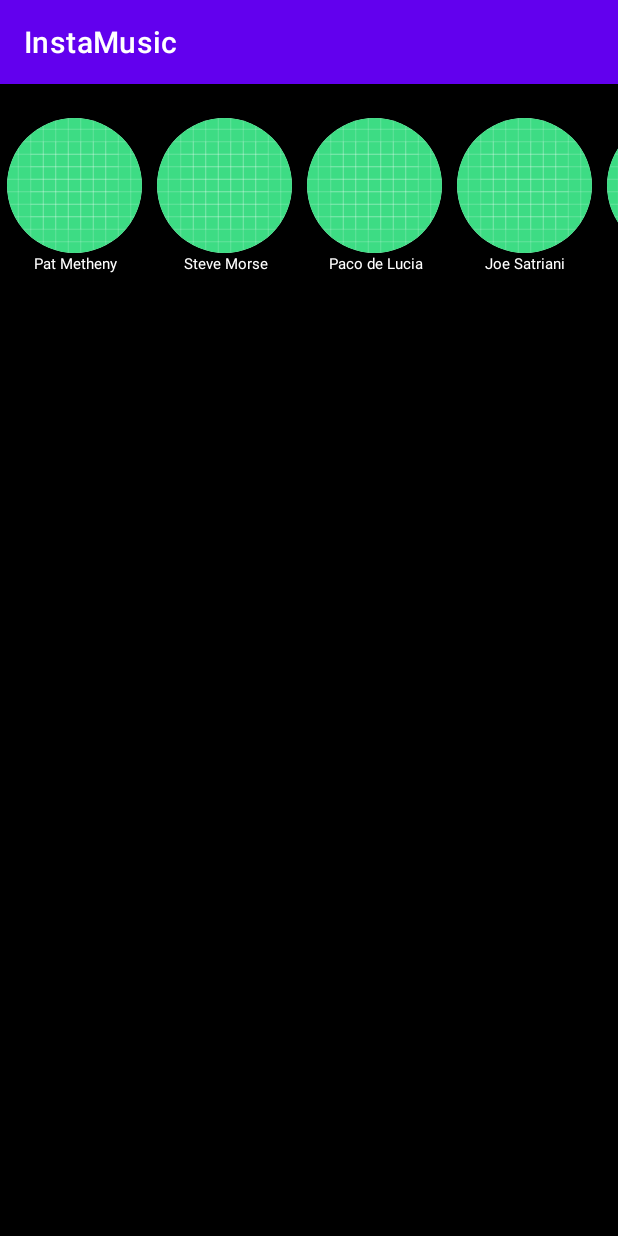
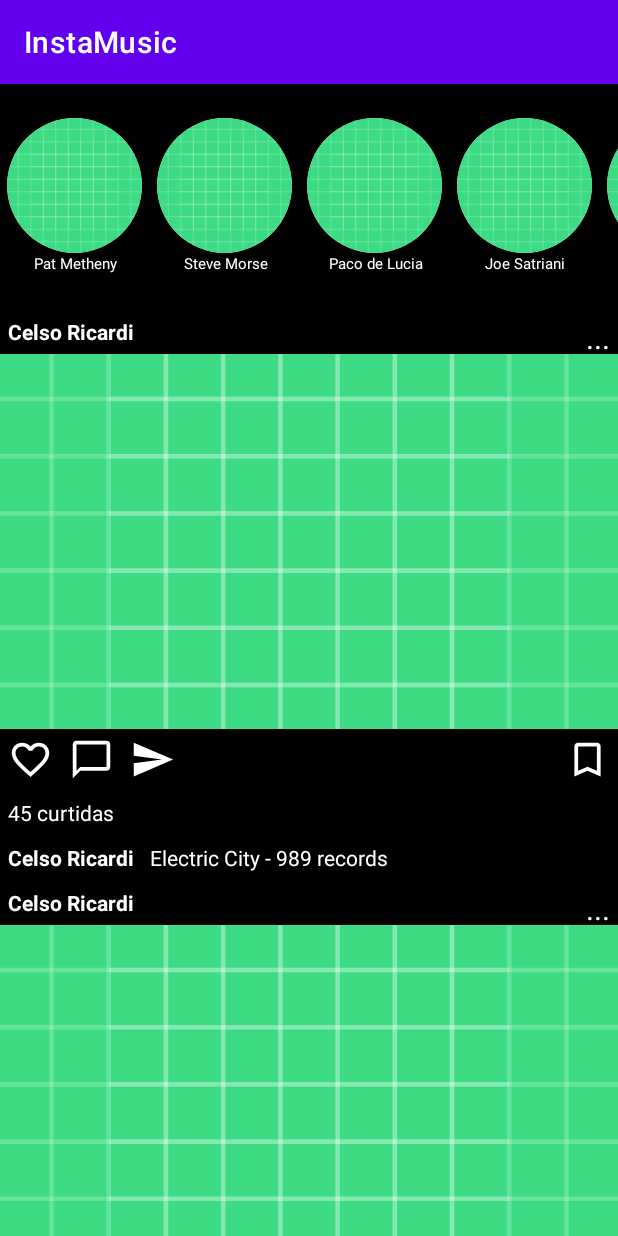
Before and after one commit to CelsoMatiazi/Android_Studies, an Android app: the RV_MainActivityEx4 screen opened directly, with no data from a screen before it, on a phone screen of 412 x 824 dp. Run offline under Robolectric (Android 15) with nearby library versions, the phone set to English and light mode, and no system bars; our stand-ins replace Picasso; pictures from the network do not load.

Commit message:
recycler view ex4 - instagram

```diff
--- /dev/null
+++ b/app/src/main/java/com/example/cursoandroiddh/RecicleView/Exemplo4/DataFeedModel.kt
@@ -0,0 +1,8 @@
+package com.example.cursoandroiddh.RecicleView.Exemplo4
+
+class DataFeedModel(
+    var name: String,
+    var img: String,
+    val numLikes: Int,
+    val contents: String
+)
--- a/app/src/main/java/com/example/cursoandroiddh/RecicleView/Exemplo4/DataStoriesModel.kt
+++ b/app/src/main/java/com/example/cursoandroiddh/RecicleView/Exemplo4/DataStoriesModel.kt
@@ -3,5 +3,4 @@ package com.example.cursoandroiddh.RecicleView.Exemplo4
 class DataStoriesModel(
     val name: String,
     val img: String
-
 )
--- /dev/null
+++ b/app/src/main/java/com/example/cursoandroiddh/RecicleView/Exemplo4/FeedAdapter.kt
@@ -0,0 +1,43 @@
+package com.example.cursoandroiddh.RecicleView.Exemplo4
+
+import android.view.LayoutInflater
+import android.view.View
+import android.view.ViewGroup
+import android.widget.ImageView
+import android.widget.TextView
+import androidx.recyclerview.widget.RecyclerView
+import com.example.cursoandroiddh.R
+import com.squareup.picasso.Picasso
+
+class FeedAdapter(val feedList: MutableList<DataFeedModel>):
+    RecyclerView.Adapter<FeedAdapter.FeedViewHolder>() {
+
+
+    override fun onCreateViewHolder(parent: ViewGroup, viewType: Int): FeedViewHolder {
+        var view = LayoutInflater.from(parent.context).inflate(R.layout.rv_feed_layot_ex4, parent, false)
+        return FeedViewHolder(view)
+    }
+
+    override fun onBindViewHolder(holder: FeedViewHolder, position: Int) {
+        Picasso.get()
+            .load(feedList[position].img)
+            .placeholder(R.drawable.ic_launcher_background)
+            .into((holder.image))
+
+        holder.nome.text = feedList[position].name
+        holder.contentsName.text = feedList[position].name
+        holder.numLikes.text = "${feedList[position].numLikes.toString()} curtidas"
+        holder.contents.text = feedList[position].contents
+
+    }
+
+    override fun getItemCount(): Int = feedList.size
+
+    inner class FeedViewHolder(itemView: View): RecyclerView.ViewHolder(itemView){
+        var image : ImageView = itemView.findViewById(R.id.IV_feed_layout_rvex4)
+        var nome : TextView = itemView.findViewById(R.id.rv_name_ex4)
+        var contentsName : TextView = itemView.findViewById(R.id.TV_user_rvex4)
+        var numLikes : TextView = itemView.findViewById(R.id.TV_curtidas_rvex4)
+        var contents : TextView = itemView.findViewById(R.id.TV_descricao_rvex4)
+    }
+}
--- a/app/src/main/java/com/example/cursoandroiddh/RecicleView/Exemplo4/RV_MainActivityEx4.kt
+++ b/app/src/main/java/com/example/cursoandroiddh/RecicleView/Exemplo4/RV_MainActivityEx4.kt
@@ -17,16 +17,20 @@ class RV_MainActivityEx4 : AppCompatActivity() {
 
 
         val recyclerViewStories = findViewById<RecyclerView>(R.id.RV_stories_Ex4)
+        val recyclerViewFeed = findViewById<RecyclerView>(R.id.RV_feed_Ex4)
 
-        recyclerViewStories.adapter = StoriesAdapter(initUsersList())
+        recyclerViewStories.adapter = StoriesAdapter(initStoriesList())
         recyclerViewStories.layoutManager = LinearLayoutManager(this, LinearLayoutManager.HORIZONTAL, false)
+
+        recyclerViewFeed.adapter = FeedAdapter(initFeedList())
+        recyclerViewFeed.layoutManager = LinearLayoutManager(this, LinearLayoutManager.VERTICAL, false)
 
 
     }
 
 
 
-    private fun initUsersList(): MutableList<DataStoriesModel> {
+    private fun initStoriesList(): MutableList<DataStoriesModel> {
         return mutableListOf(
             DataStoriesModel("Pat Metheny", "https://artesonora.pt/wp-content/uploads/2021/02/pat-metheny.jpg"),
             DataStoriesModel("Steve Morse", "https://stevemorse.com/wp-content/uploads/2021/08/Steve-Header-1800x731-1.jpg"),
@@ -42,4 +46,25 @@ class RV_MainActivityEx4 : AppCompatActivity() {
         )
     }
 
+
+    private fun initFeedList(): MutableList<DataFeedModel>{
+        return mutableListOf(
+            DataFeedModel("Celso Ricardi", "https://is4-ssl.mzstatic.com/image/thumb/Music69/v4/5e/31/8f/5e318f52-7183-2084-afe5-16a1e4f761f8/cover.jpg/486x486bb.png",45, "Electric City - 989 records"),
+            DataFeedModel("Celso Ricardi", "https://img.discogs.com/SnQr99cgEwTA3VywM6SsuwuQWds=/fit-in/600x600/filters:strip_icc():format(jpeg):mode_rgb():quality(90)/discogs-images/R-6276108-1415382972-5795.jpeg.jpg",65, "A Better Future - 989 records"),
+            DataFeedModel("SexDog", "https://skycms.s3.amazonaws.com/images/5495100/cachorro-card-2.png",87, "Uma noite só, as vezes faz bem"),
+            DataFeedModel("SexDog", "https://thumbs.dreamstime.com/b/sal%C3%A3o-de-beleza-do-bem-estar-dos-termas-c%C3%A3o-111713662.jpg",234, "I'm so Sexy.."),
+            DataFeedModel("Big Bang Theory", "https://blogs.correiobraziliense.com.br/proximocapitulo/wp-content/uploads/sites/27/2019/06/document%C3%A1rio-de-the-big-bang-theory-1-1280x720.jpg",65, "This is Big Bang Theory"),
+            DataFeedModel("Jimi Hendrix", "https://rollingstone.uol.com.br/media/uploads/jimi-hendrix-bruce_fleming-ap_images.jpg",2398, "I'm Black and White"),
+            DataFeedModel("Jimi Hendrix", "https://topview.com.br/wp-content/uploads/2017/07/Fatos-e-curiosidades-sobre-Jimi-Hendrix-os.png",425, "Jimi Cartoon"),
+            DataFeedModel("Celso Ricardi", "https://is4-ssl.mzstatic.com/image/thumb/Music69/v4/5e/31/8f/5e318f52-7183-2084-afe5-16a1e4f761f8/cover.jpg/486x486bb.png",45, "Electric City - 989 records"),
+            DataFeedModel("Celso Ricardi", "https://img.discogs.com/SnQr99cgEwTA3VywM6SsuwuQWds=/fit-in/600x600/filters:strip_icc():format(jpeg):mode_rgb():quality(90)/discogs-images/R-6276108-1415382972-5795.jpeg.jpg",65, "A Better Future - 989 records"),
+            DataFeedModel("SexDog", "https://skycms.s3.amazonaws.com/images/5495100/cachorro-card-2.png",87, "Uma noite só, as vezes faz bem"),
+            DataFeedModel("SexDog", "https://thumbs.dreamstime.com/b/sal%C3%A3o-de-beleza-do-bem-estar-dos-termas-c%C3%A3o-111713662.jpg",234, "I'm so Sexy.."),
+            DataFeedModel("Big Bang Theory", "https://blogs.correiobraziliense.com.br/proximocapitulo/wp-content/uploads/sites/27/2019/06/document%C3%A1rio-de-the-big-bang-theory-1-1280x720.jpg",65, "This is Big Bang Theory"),
+            DataFeedModel("Jimi Hendrix", "https://rollingstone.uol.com.br/media/uploads/jimi-hendrix-bruce_fleming-ap_images.jpg",2398, "I'm Black and White"),
+            DataFeedModel("Jimi Hendrix", "https://topview.com.br/wp-content/uploads/2017/07/Fatos-e-curiosidades-sobre-Jimi-Hendrix-os.png",425, "Jimi Cartoon"),
+
+        )
+    }
+
 }
--- a/app/src/main/java/com/example/cursoandroiddh/RecicleView/Exemplo4/StoriesAdapter.kt
+++ b/app/src/main/java/com/example/cursoandroiddh/RecicleView/Exemplo4/StoriesAdapter.kt
@@ -9,16 +9,16 @@ import androidx.recyclerview.widget.RecyclerView
 import com.example.cursoandroiddh.R
 import com.squareup.picasso.Picasso
 
-class StoriesAdapter(val stories: MutableList<DataStoriesModel>): RecyclerView.Adapter<StoriesAdapter.StoreiesViewHolder>() {
+class StoriesAdapter(val stories: MutableList<DataStoriesModel>): RecyclerView.Adapter<StoriesAdapter.StoriesViewHolder>() {
 
-    override fun onCreateViewHolder(parent: ViewGroup, viewType: Int): StoreiesViewHolder {
+    override fun onCreateViewHolder(parent: ViewGroup, viewType: Int): StoriesViewHolder {
         val view = LayoutInflater.from(parent.context).inflate(R.layout.rv_stories_ex4, parent, false)
-        return StoreiesViewHolder(view)
+        return StoriesViewHolder(view)
     }
 
     override fun getItemCount(): Int = stories.size
 
-    override fun onBindViewHolder(holder: StoreiesViewHolder, position: Int) {
+    override fun onBindViewHolder(holder: StoriesViewHolder, position: Int) {
         Picasso.get()
             .load(stories[position].img)
             .placeholder(R.drawable.ic_launcher_background)
@@ -28,7 +28,7 @@ class StoriesAdapter(val stories: MutableList<DataStoriesModel>): RecyclerView.A
     }
 
 
-    inner class StoreiesViewHolder(itemView: View): RecyclerView.ViewHolder(itemView){
+    inner class StoriesViewHolder(itemView: View): RecyclerView.ViewHolder(itemView){
         var image : ImageView = itemView.findViewById(R.id.IV_stories_RV_Ex4)
         var nome : TextView = itemView.findViewById(R.id.TV_stories_RV_Ex4)
     }
--- a/app/src/main/res/layout/activity_rv_main_ex4.xml
+++ b/app/src/main/res/layout/activity_rv_main_ex4.xml
@@ -5,13 +5,20 @@
     android:layout_width="match_parent"
     android:layout_height="match_parent"
     android:background="@color/black"
+    android:orientation="vertical"
     tools:context=".RecicleView.Exemplo4.RV_MainActivityEx4">
 
 
 
     <androidx.recyclerview.widget.RecyclerView
+        android:id="@+id/RV_stories_Ex4"
         android:layout_marginTop="20dp"
-        android:id="@+id/RV_stories_Ex4"
+        android:layout_width="match_parent"
+        android:layout_height="wrap_content"/>
+
+    <androidx.recyclerview.widget.RecyclerView
+        android:id="@+id/RV_feed_Ex4"
+        android:layout_marginTop="20dp"
         android:layout_width="match_parent"
         android:layout_height="wrap_content"/>
 
--- /dev/null
+++ b/app/src/main/res/layout/rv_feed_layot_ex4.xml
@@ -0,0 +1,127 @@
+<?xml version="1.0" encoding="utf-8"?>
+<RelativeLayout xmlns:android="http://schemas.android.com/apk/res/android"
+    android:layout_width="match_parent"
+    android:background="@color/black"
+    android:layout_height="wrap_content">
+
+    <TextView
+        android:id="@+id/rv_name_ex4"
+        android:layout_width="wrap_content"
+        android:layout_height="wrap_content"
+        android:padding="5dp"
+        android:text="Celso Ricardi"
+        android:textStyle="bold"
+        android:textColor="@color/white"
+        android:textSize="14sp" />
+
+    <TextView
+        android:layout_width="wrap_content"
+        android:layout_height="wrap_content"
+        android:textSize="20sp"
+        android:text="..."
+        android:padding="5dp"
+        android:textColor="@color/white"
+        android:layout_alignParentEnd="true"
+
+        />
+
+
+    <ImageView
+        android:id="@+id/IV_feed_layout_rvex4"
+        android:layout_width="match_parent"
+        android:layout_height="250dp"
+        android:layout_below="@id/rv_name_ex4"
+        android:scaleType="centerCrop" />
+
+
+    <ImageView
+        android:id="@+id/IV_like_rvex4"
+        android:layout_width="30dp"
+        android:layout_height="30dp"
+        android:src="@drawable/ic_outline_favorite_border_24"
+        android:layout_margin="5dp"
+        android:layout_below="@id/IV_feed_layout_rvex4"
+        />
+
+
+    <ImageView
+        android:id="@+id/IV_comment_rvex4"
+        android:layout_width="30dp"
+        android:layout_height="30dp"
+        android:src="@drawable/ic_baseline_chat_bubble_outline_24"
+        android:layout_margin="5dp"
+        android:layout_toEndOf="@id/IV_like_rvex4"
+        android:layout_below="@id/IV_feed_layout_rvex4"
+        />
+
+
+
+    <ImageView
+        android:id="@+id/IV_send_rvex4"
+        android:layout_width="30dp"
+        android:layout_height="30dp"
+        android:src="@drawable/ic_baseline_send_24"
+        android:layout_margin="5dp"
+        android:layout_below="@id/IV_feed_layout_rvex4"
+        android:layout_toEndOf="@id/IV_comment_rvex4"
+        />
+
+    <ImageView
+        android:id="@+id/IV_flag_rvex4"
+        android:layout_width="30dp"
+        android:layout_height="30dp"
+        android:src="@drawable/ic_baseline_turned_in_not_24"
+        android:layout_margin="5dp"
+        android:layout_below="@id/IV_feed_layout_rvex4"
+        android:layout_alignParentEnd="true"
+        />
+
+    <TextView
+        android:id="@+id/TV_curtidas_rvex4"
+        android:layout_width="wrap_content"
+        android:layout_height="wrap_content"
+        android:layout_below="@id/IV_like_rvex4"
+        android:layout_marginStart="5dp"
+        android:layout_marginTop="5dp"
+
+        android:layout_marginEnd="5dp"
+        android:layout_marginBottom="5dp"
+        android:text="14 curtidas"
+        android:textColor="@color/white" />
+
+
+    <TextView
+        android:id="@+id/TV_user_rvex4"
+        android:layout_width="wrap_content"
+        android:layout_height="wrap_content"
+        android:layout_below="@id/TV_curtidas_rvex4"
+        android:layout_marginStart="5dp"
+        android:layout_marginTop="5dp"
+        android:textStyle="bold"
+        android:layout_marginEnd="5dp"
+        android:layout_marginBottom="5dp"
+        android:text="Celso Ricardi"
+        android:textColor="@color/white" />
+
+    <TextView
+        android:id="@+id/TV_descricao_rvex4"
+        android:layout_width="wrap_content"
+        android:layout_height="wrap_content"
+        android:layout_below="@id/TV_curtidas_rvex4"
+        android:layout_marginStart="5dp"
+        android:layout_marginTop="5dp"
+        android:layout_marginEnd="5dp"
+        android:layout_marginBottom="5dp"
+        android:layout_toEndOf="@id/TV_user_rvex4"
+        android:text="Hoje o dia esta magnifico.."
+        android:textColor="@color/white" />
+
+
+
+
+
+
+
+
+
+</RelativeLayout>
```
Also changed, not shown: app/src/main/AndroidManifest.xml (+4 -4 lines).
